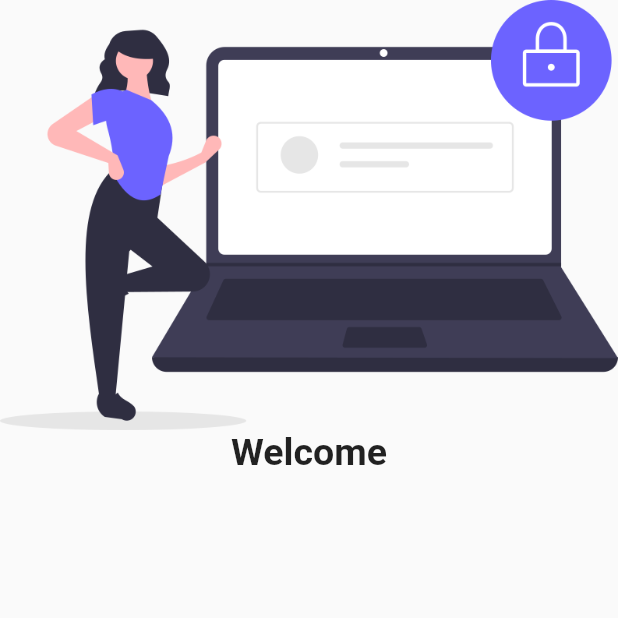
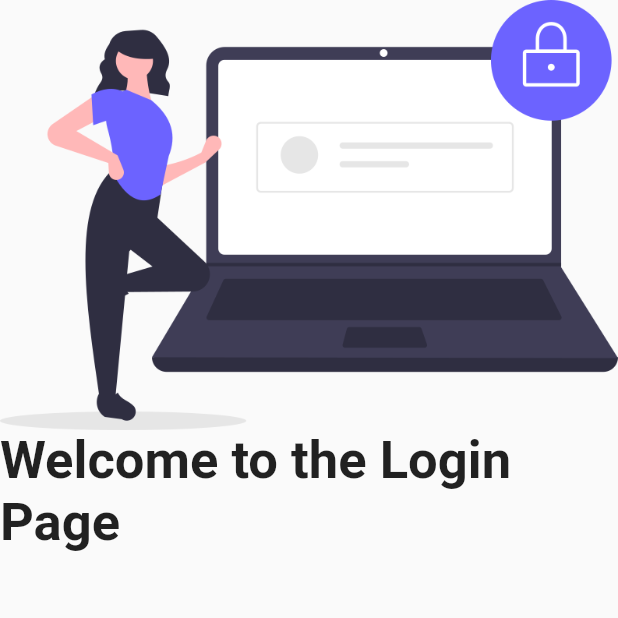
Before and after one commit to Zarnab777/Flutter_Code, a Flutter app: the screen it shows after launch, on a phone screen of 412 x 824 dp, the top half of it. Run offline on Flutter 3.47's test engine with Material 2 defaults, Android fonts, the phone set to English and light mode, and no system bars.

Commit message:
Day123 Completed

```diff
--- a/lib/login_page.dart
+++ b/lib/login_page.dart
@@ -16,9 +16,9 @@ class Loginpage extends StatelessWidget {
           fit: BoxFit.cover,
         ),
         Text(
-          "Welcome",
+          "Welcome to the Login Page",
           style: TextStyle(
-            fontSize: 25,
+            fontSize: 35,
             fontWeight: FontWeight.bold,
           ),
         )
```
